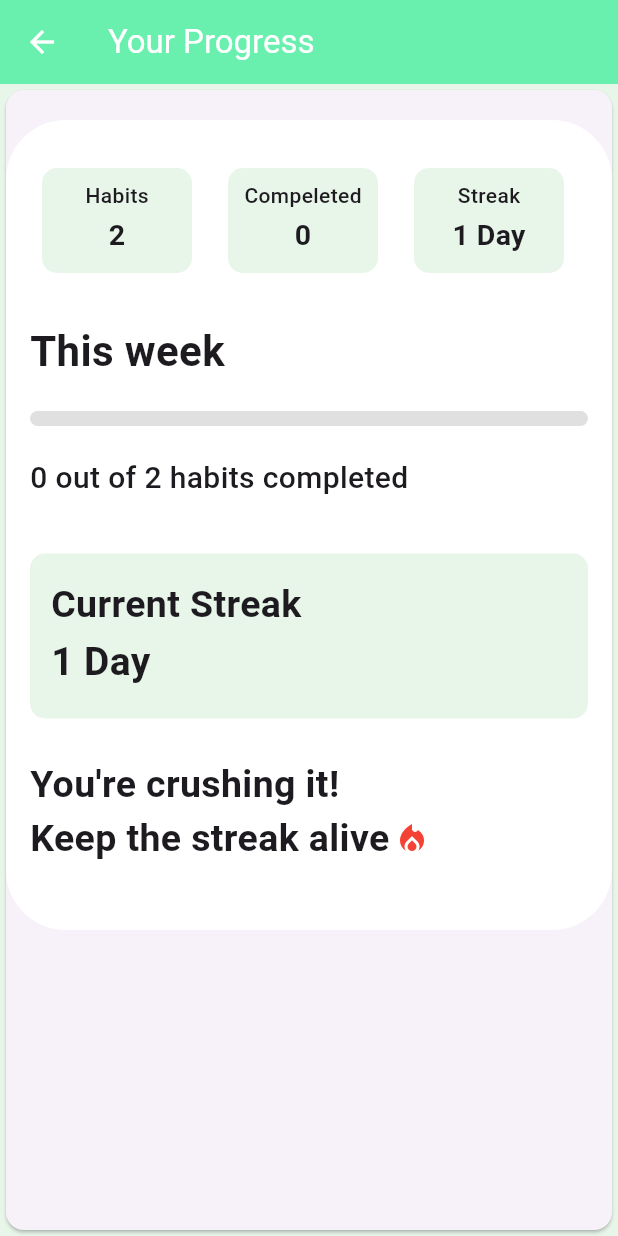
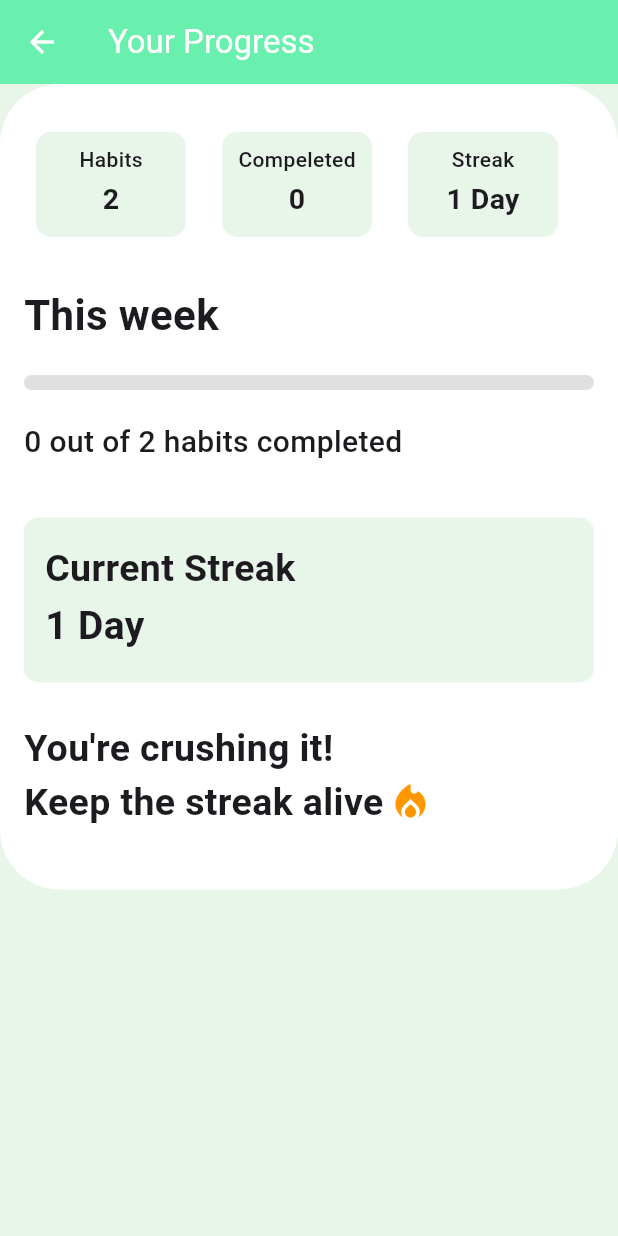
Before and after one commit to Guruprasad-C/Quantix, a Flutter app: the StatsScreen screen opened directly, on a phone screen of 412 x 824 dp. Run offline on Flutter 3.47's test engine with Material 3 defaults, Android fonts, the phone set to English and light mode, and no system bars.

Commit message:
Implement habit update functionality and enhance StatsScreen layout for improved user experience

```diff
--- a/lib/screens/stats_screen.dart
+++ b/lib/screens/stats_screen.dart
@@ -15,9 +15,7 @@ class StatsScreen extends StatelessWidget {
           foregroundColor: Colors.white,
         ),
         backgroundColor: Color(0xFFE8F5E9),
-        body: Card(
-          child: Padding(
-            padding: const EdgeInsets.only(top: 20, bottom: 200),
+        body: SingleChildScrollView(
           child: Container(
             decoration: BoxDecoration(
               color: Colors.white,
@@ -122,10 +120,7 @@ class StatsScreen extends StatelessWidget {
                   padding: const EdgeInsets.symmetric(horizontal: 16.0),
                   child: Text(
                     'This week',
-                      style: TextStyle(
-                        fontWeight: FontWeight.bold,
-                        fontSize: 28,
-                      ),
+                    style: TextStyle(fontWeight: FontWeight.bold, fontSize: 28),
                   ),
                 ),
                 SizedBox(height: 20),
@@ -144,10 +139,7 @@ class StatsScreen extends StatelessWidget {
                   padding: const EdgeInsets.symmetric(horizontal: 16.0),
                   child: Text(
                     '${value.done} out of ${value.habits.length} habits completed',
-                      style: TextStyle(
-                        fontWeight: FontWeight.w500,
-                        fontSize: 20,
-                      ),
+                    style: TextStyle(fontWeight: FontWeight.w500, fontSize: 20),
                   ),
                 ),
                 SizedBox(height: 20),
@@ -164,10 +156,7 @@ class StatsScreen extends StatelessWidget {
                       crossAxisAlignment: CrossAxisAlignment.start,
                       children: [
                         Padding(
-                            padding: const EdgeInsets.only(
-                              left: 14.0,
-                              top: 16.0,
-                            ),
+                          padding: const EdgeInsets.only(left: 14.0, top: 16.0),
                           child: Text(
                             'Current Streak',
                             style: TextStyle(
@@ -200,10 +189,7 @@ class StatsScreen extends StatelessWidget {
                   padding: const EdgeInsets.symmetric(horizontal: 16.0),
                   child: Text(
                     "You're crushing it!",
-                      style: TextStyle(
-                        fontWeight: FontWeight.w700,
-                        fontSize: 25,
-                      ),
+                    style: TextStyle(fontWeight: FontWeight.w700, fontSize: 25),
                   ),
                 ),
                 Padding(
@@ -218,12 +204,16 @@ class StatsScreen extends StatelessWidget {
                         ),
                       ),
                       SizedBox(width: 3),
-                        Icon(Icons.local_fire_department, color: Colors.red),
+                      Icon(
+                        Icons.local_fire_department,
+                        color: Colors.orange,
+                        size: 30,
+                      ),
                     ],
                   ),
                 ),
+                SizedBox(height: 40),
               ],
-              ),
             ),
           ),
         ),
--- a/lib/widgets/habit_drawer.dart
+++ b/lib/widgets/habit_drawer.dart
@@ -15,7 +15,7 @@ class HabitDrawer extends StatelessWidget {
             decoration: BoxDecoration(color: Colors.greenAccent),
             child: Row(
               children: [
-                Icon(Icons.face, size: 40),
+                Icon(Icons.face, size: 38),
                 SizedBox(width: 15),
                 Text(
                   'Habit Stats',
```
Also changed, not shown: lib/habit_provider.dart (+10 -0 lines), lib/screens/habit_update.dart (added, +80 -0 lines), lib/widgets/habit_viewer.dart (+9 -0 lines). Lines whose indentation alone changed are shown as unchanged.
